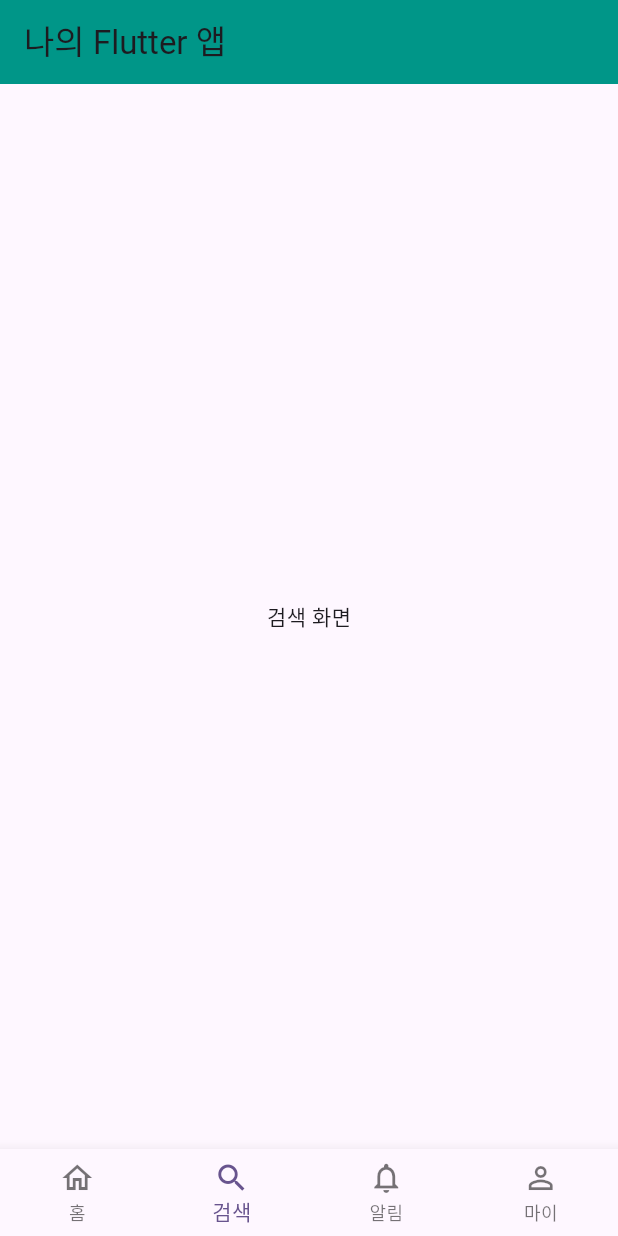
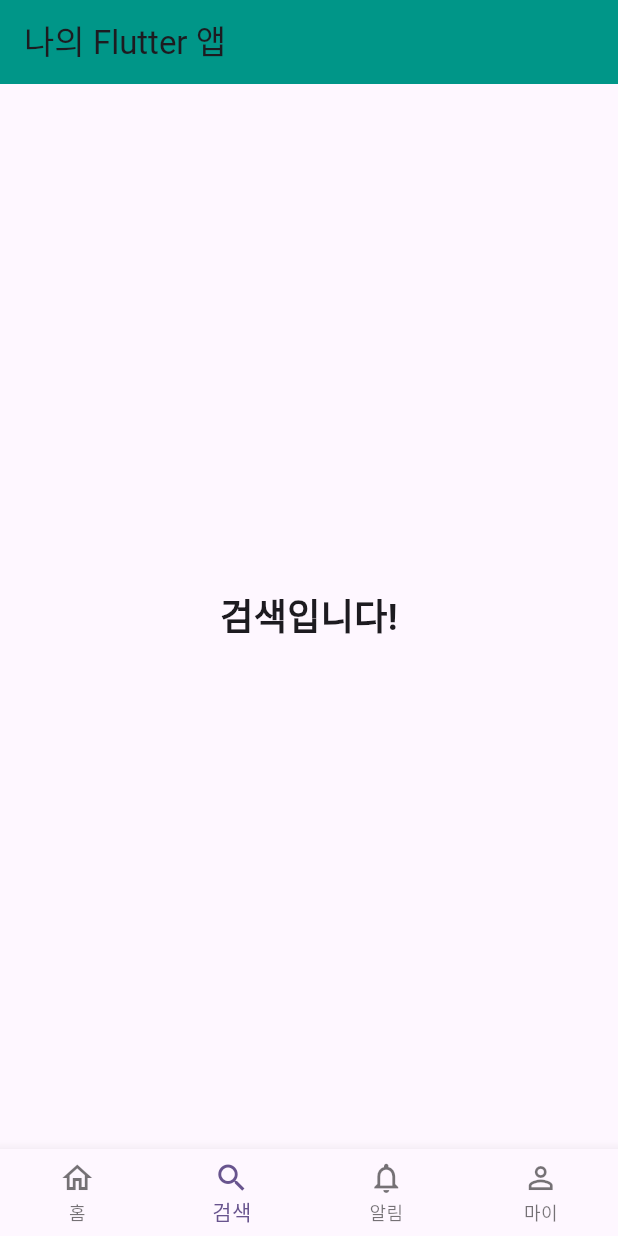
Before and after one commit to park990/teamJ, a Flutter app: the screen it shows after launch, item 2 of the bottom bar chosen, on a phone screen of 412 x 824 dp. Run offline on Flutter 3.47's test engine with Material 3 defaults, Android fonts, the phone set to English and light mode, and no system bars.

Commit message:
UI 레이아웃 표현하기

```diff
--- a/flutter_front/lib/layouts/main_layout.dart
+++ b/flutter_front/lib/layouts/main_layout.dart
@@ -2,6 +2,7 @@ import 'package:flutter/material.dart';
 // 위에서 만든 커스텀 하단 바 위젯과 화면 위젯을 불러옵니다.
  // 실제 경로로 수정 필요
 import 'package:flutter_front/screens/home_screen.dart';        // 실제 경로로 수정 필요
+import 'package:flutter_front/screens/search_screen.dart';
     // (가정)
 
 import 'package:flutter_front/widgets/jaeyoon.dart';     // (가정)
@@ -19,7 +20,8 @@ class _MainLayoutState extends State<MainLayout> {
   // 각 탭에 연결할 스크린(페이지) 리스트
   final List<Widget> _screens = [
     const HomeScreen(),
-    const Center(child: Text('검색 화면')), // 임시 화면
+    //const Center(child: Text('검색 화면')), // 임시 화면
+    const SearchScreen(),
     const Center(child: Text('알림 화면')), // 임시 화면
     const Center(child: Text('마이 페이지')), // 임시 화면
   ];
--- /dev/null
+++ b/flutter_front/lib/screens/search_screen.dart
@@ -0,0 +1,15 @@
+import 'package:flutter/material.dart';
+
+class SearchScreen extends StatelessWidget {
+  const SearchScreen({super.key});
+
+  @override
+  Widget build(BuildContext context) {
+    return const Center(
+      child: Text(
+        '검색입니다!',
+        style: TextStyle(fontSize: 24, fontWeight: FontWeight.bold),
+      ),
+    );
+  }
+}
```
